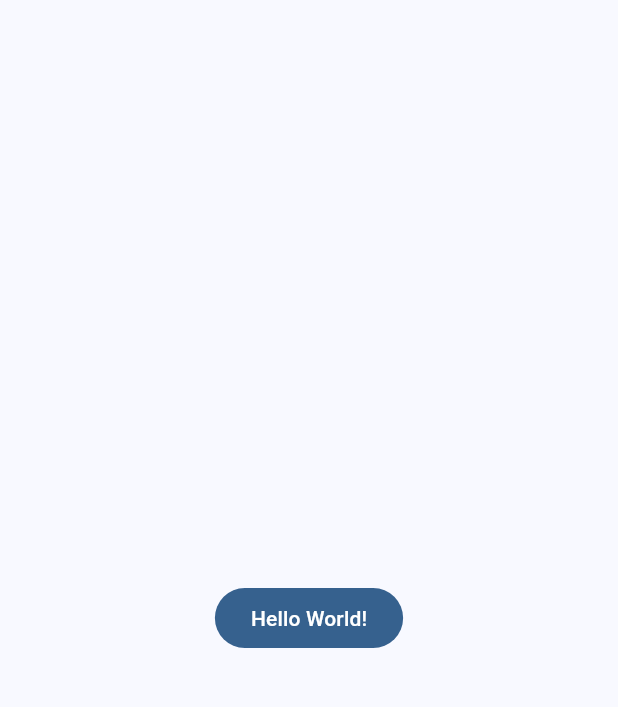
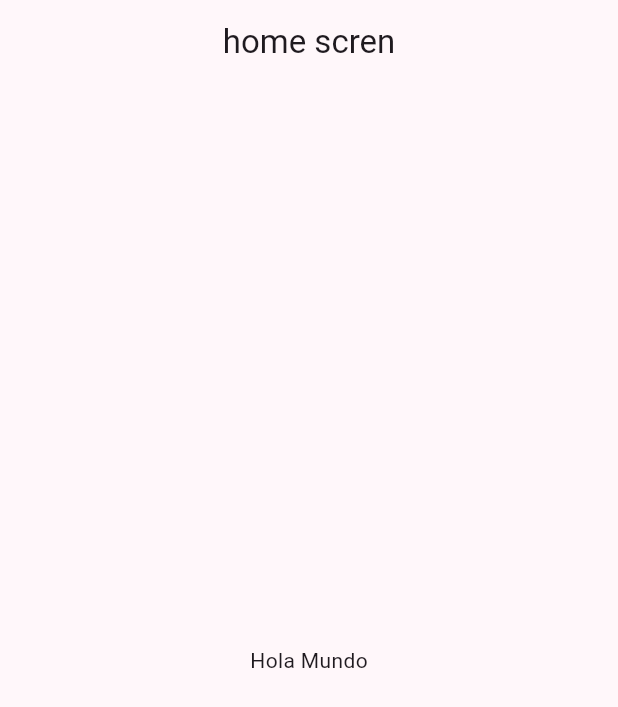
Before and after one commit to jovannyCG/widgets_app, a Flutter app: the screen it shows after launch, on a phone screen of 412 x 824 dp. Shown: the top 707 px of the screen. Run offline on Flutter 3.47's test engine with Material 2 defaults, Android fonts, the phone set to English and light mode, and no system bars.

Commit message:
home screen creado

```diff
--- a/lib/config/theme/app_theme.dart
+++ b/lib/config/theme/app_theme.dart
@@ -20,6 +20,7 @@ class AppTheme{
 
 ThemeData getTheme()=> ThemeData(
   useMaterial3: true,
-  colorSchemeSeed: colorList[selectedColor]
+  colorSchemeSeed: colorList[selectedColor],
+  appBarTheme: const AppBarTheme(centerTitle: true)
 );
 }
--- a/lib/main.dart
+++ b/lib/main.dart
@@ -1,5 +1,6 @@
 import 'package:flutter/material.dart';
 import 'package:widgets_app/config/theme/app_theme.dart';
+import 'package:widgets_app/presentation/screens/home/home_screen.dart';
 
 
 void main() {
@@ -13,13 +14,8 @@ class MainApp extends StatelessWidget {
   Widget build(BuildContext context) {
     return MaterialApp(
       debugShowCheckedModeBanner: false,
-      theme: AppTheme(selectedColor: 0).getTheme(),
-      home:  Scaffold(
-        body: Center(
-          child: FilledButton(onPressed: () {  },
-          child: const Text('Hello World!')),
-        ),
-      ),
+      theme: AppTheme(selectedColor: 4).getTheme(),
+      home:  const HomePage()
 
     );
   }
--- /dev/null
+++ b/lib/presentation/screens/home/home_screen.dart
@@ -0,0 +1,19 @@
+import 'package:flutter/material.dart';
+
+
+class HomePage extends StatelessWidget {
+  const HomePage({super.key});
+
+
+  @override
+  Widget build(BuildContext context) {
+    return Scaffold(
+      appBar: AppBar(
+        title: Text('home scren'),
+      ),
+      body: Center(
+        child: Text('Hola Mundo'),
+     ),
+   );
+  }
+}
```
Also changed, not shown: lib/config/menu/menu_itesms.dart (added, +33 -0 lines).
